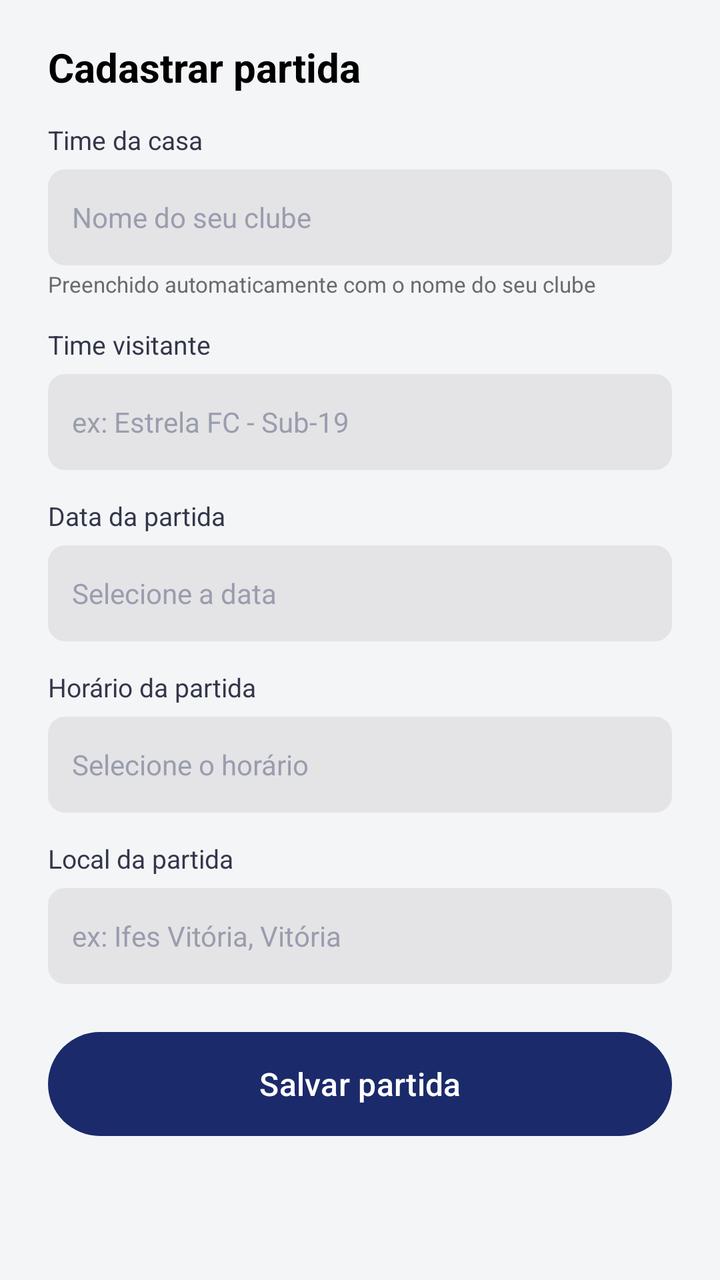
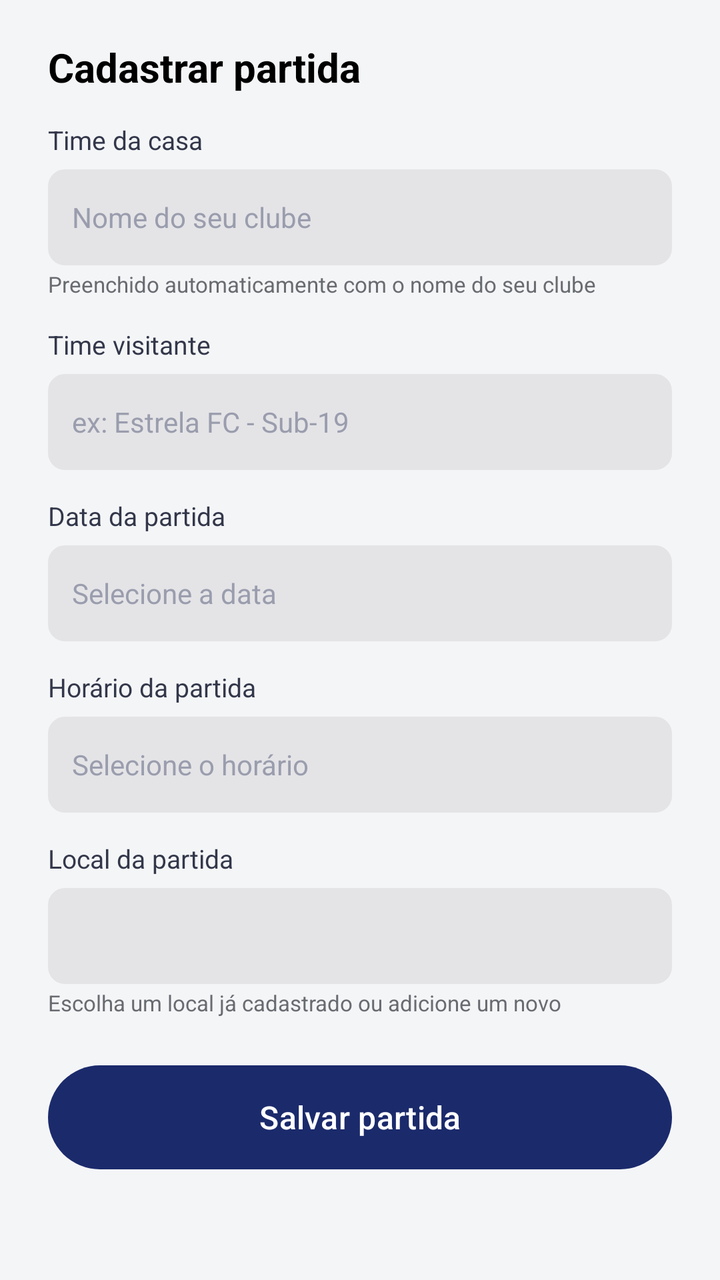

Screens rendered from an Android XML layout before and after an edit, with the pre-edit source and the edit as a unified diff.
<!-- AndroidManifest.xml: application theme Theme.Escouter -->
<!-- res/layout/fragment_criar_partida.xml -->
<?xml version="1.0" encoding="utf-8"?>
<ScrollView xmlns:android="http://schemas.android.com/apk/res/android"
    android:layout_width="match_parent"
    android:layout_height="wrap_content"
    android:fillViewport="true"
    android:background="@color/background">

    <LinearLayout
        android:layout_width="match_parent"
        android:layout_height="wrap_content"
        android:orientation="vertical"
        android:paddingHorizontal="24dp"
        android:paddingTop="20dp"
        android:paddingBottom="8dp"
        android:background="@color/background">

        <TextView
            android:layout_width="wrap_content"
            android:layout_height="wrap_content"
            android:text="Cadastrar partida"
            android:textColor="@color/preto"
            android:textSize="20sp"
            android:textStyle="bold" />

        
        <TextView
            style="@style/FieldLabel"
            android:text="Time da casa" />
        <EditText
            android:id="@+id/edtTimeCasa"
            style="@style/FieldInput"
            android:hint="Nome do seu clube"
            android:inputType="text" />
        <TextView
            android:layout_width="wrap_content"
            android:layout_height="wrap_content"
            android:layout_marginTop="2dp"
            android:text="Preenchido automaticamente com o nome do seu clube"
            android:textColor="@color/txtCinza"
            android:textSize="11sp" />

        
        <TextView
            style="@style/FieldLabel"
            android:text="Time visitante" />
        <EditText
            android:id="@+id/edtTimeVisitante"
            style="@style/FieldInput"
            android:hint="ex: Estrela FC - Sub-19"
            android:inputType="textCapWords" />

        
        <TextView
            style="@style/FieldLabel"
            android:text="Data da partida" />
        <EditText
            android:id="@+id/edtDataPartida"
            style="@style/FieldInput"
            android:hint="Selecione a data"
            android:focusable="false"
            android:clickable="true"
            android:inputType="none" />

        
        <TextView
            style="@style/FieldLabel"
            android:text="Horário da partida" />
        <EditText
            android:id="@+id/edtHoraPartida"
            style="@style/FieldInput"
            android:hint="Selecione o horário"
            android:focusable="false"
            android:clickable="true"
            android:inputType="none" />

        
        <TextView
            style="@style/FieldLabel"
            android:text="Local da partida" />
        <EditText
            android:id="@+id/edtLocalPartida"
            style="@style/FieldInput"
            android:hint="ex: Ifes Vitória, Vitória"
            android:inputType="text" />

        <Button
            android:id="@+id/btnSalvarPartida"
            style="@style/Botao"
            android:layout_width="match_parent"
            android:layout_height="52dp"
            android:layout_marginTop="24dp"
            android:background="@drawable/bg_button_primary"
            android:elevation="0dp"
            android:text="Salvar partida"
            android:textAllCaps="false"
            android:textColor="@color/branco"
            android:textSize="16sp" />

    </LinearLayout>
</ScrollView>
<!-- resources referenced by this layout -->
<resources>
  <color name="background">#F4F5F7</color>
  <color name="branco">#FFFFFF</color>
  <color name="preto">#000000</color>
  <color name="txtCinza">#686B70</color>
  <!-- drawable bg_button_primary (drawable) -->
  <?xml version="1.0" encoding="utf-8"?>
  <shape xmlns:android="http://schemas.android.com/apk/res/android"
      android:shape="rectangle">
  
      <solid android:color="#1B2A6B" />
      <corners android:radius="28dp" />
  
  </shape>
  <style name="Botao">
          <item name="backgroundTint">@null</item>
      </style>
  <style name="FieldInput">
          <item name="android:layout_width">match_parent</item>
          <item name="android:layout_height">48dp</item>
          <item name="android:background">@drawable/bg_input</item>
          <item name="android:paddingHorizontal">12dp</item>
          <item name="android:textSize">14sp</item>
          <item name="android:textColorHint">#9A9DAD</item>
          <item name="android:textColor">#20222B</item>
      </style>
  <style name="FieldLabel">
          <item name="android:layout_width">wrap_content</item>
          <item name="android:layout_height">wrap_content</item>
          <item name="android:layout_marginTop">14dp</item>
          <item name="android:layout_marginBottom">6dp</item>
          <item name="android:textColor">#33374A</item>
          <item name="android:textSize">13sp</item>
      </style>
  <style name="Theme.Escouter" parent="Base.Theme.Escouter" />
  <!-- drawable bg_input (drawable) -->
  <?xml version="1.0" encoding="utf-8"?>
  <shape xmlns:android="http://schemas.android.com/apk/res/android"
      android:shape="rectangle">
  
      <solid android:color="@color/card" />
      <corners android:radius="8dp" />
      <stroke
          android:width="1dp"
          android:color="@color/card" />
  
  </shape>
  <style name="Base.Theme.Escouter" parent="Theme.Material3.DayNight.NoActionBar">
          
          
      </style>
  <color name="card">#E4E4E7</color>
</resources>

<!-- the commit's change to res/layout/fragment_criar_partida.xml (unified diff, before → after) -->
@@ -77,11 +77,32 @@
         <TextView
             style="@style/FieldLabel"
             android:text="Local da partida" />
+
+        <Spinner
+            android:id="@+id/spinnerLocal"
+            style="@style/Spinnerstyle"
+            android:layout_width="match_parent"
+            android:layout_height="48dp"
+            android:background="@drawable/bg_input"
+            android:paddingHorizontal="12dp"
+            android:spinnerMode="dropdown" />
+
         <EditText
-            android:id="@+id/edtLocalPartida"
+            android:id="@+id/edtLocalNovo"
             style="@style/FieldInput"
+            android:layout_marginTop="8dp"
             android:hint="ex: Ifes Vitória, Vitória"
-            android:inputType="text" />
+            android:inputType="textCapWords"
+            android:visibility="gone" />
+
+        <TextView
+            android:id="@+id/txtLocalInfo"
+            android:layout_width="wrap_content"
+            android:layout_height="wrap_content"
+            android:layout_marginTop="2dp"
+            android:text="Escolha um local já cadastrado ou adicione um novo"
+            android:textColor="@color/txtCinza"
+            android:textSize="11sp" />
 
         <Button
             android:id="@+id/btnSalvarPartida"
<!-- resource entries referenced after the edit -->
@@ -33,6 +33,10 @@
           <item name="android:textColor">#33374A</item>
           <item name="android:textSize">13sp</item>
       </style>
+  <style name="Spinnerstyle">
+          <item name="android:popupBackground">@drawable/bg_dropdown</item>
+  
+      </style>
   <style name="Theme.Escouter" parent="Base.Theme.Escouter" />
   <!-- drawable bg_input (drawable) -->
   <?xml version="1.0" encoding="utf-8"?>
@@ -51,5 +55,12 @@
           
       </style>
   <color name="card">#E4E4E7</color>
+  <!-- drawable bg_dropdown (drawable) -->
+  <?xml version="1.0" encoding="utf-8"?>
+  <shape xmlns:android="http://schemas.android.com/apk/res/android">
+      <solid android:color="@color/card" />
+      <corners android:radius="12dp" />
+      <stroke android:width="1dp" android:color="#000000" />
+  </shape>
 </resources>
 
